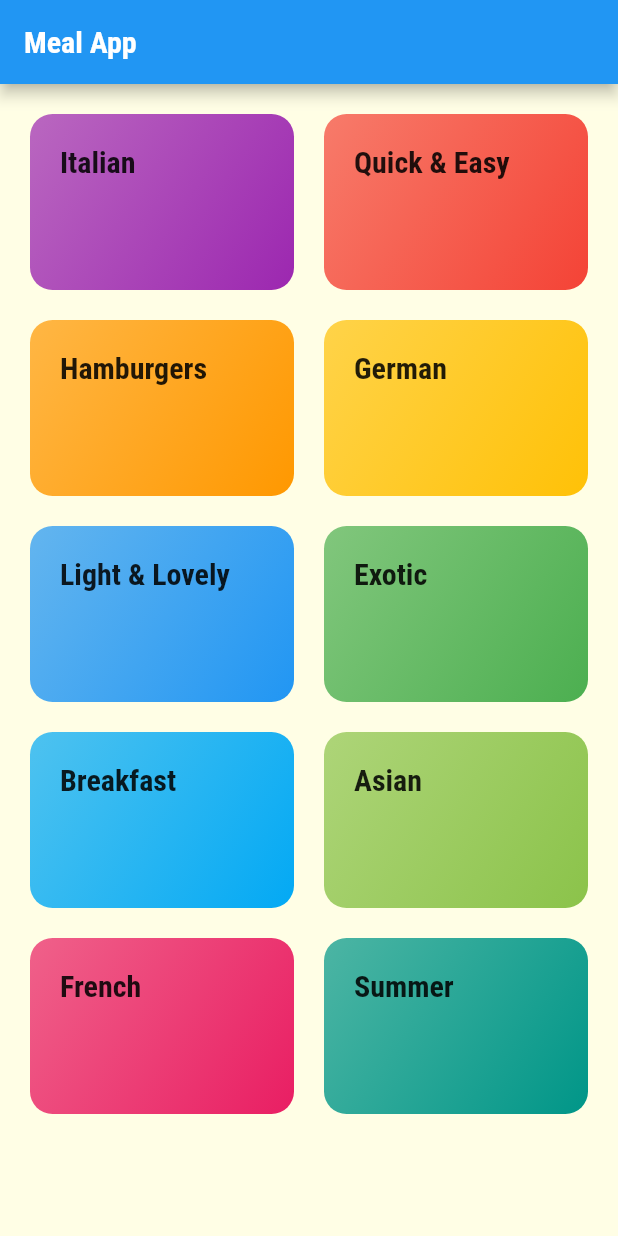
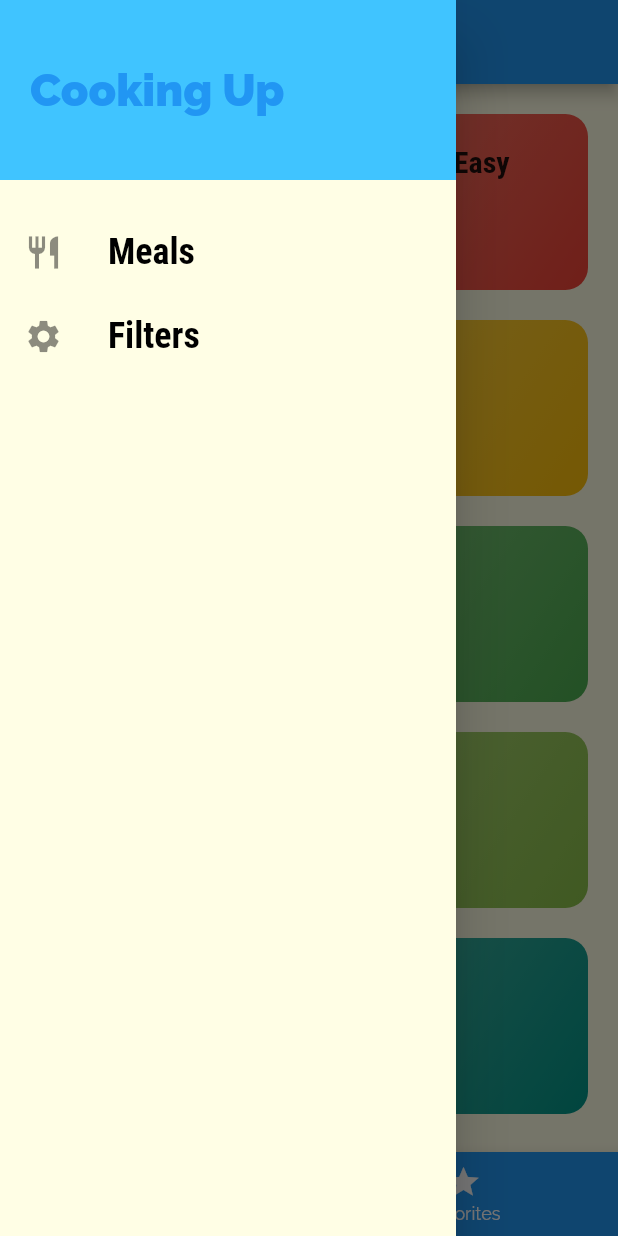
Before and after one commit to davdmoo/flutter_recipe_app, a Flutter app: the screen it shows after launch, with the side drawer open (before the commit the screen has no drawer), on a phone screen of 412 x 824 dp. Run offline on Flutter 3.47's test engine with Material 2 defaults, Android fonts, the light colour scheme and no system bars.

Commit message:
Add drawer

```diff
--- a/lib/main.dart
+++ b/lib/main.dart
@@ -1,8 +1,10 @@
 import 'package:flutter/material.dart';
 
+import "./screens/tabs_screen.dart";
 import './screens/categories_screen.dart';
 import './screens/category_meals_screen.dart';
 import "./screens/meal_detail_screen.dart";
+import "./screens/filters_screen.dart";
 
 void main() => runApp(MyApp());
 
@@ -22,8 +24,10 @@
           bodyText2: TextStyle(color: Colors.black),
         ),
       ),
-      home: CategoriesScreen(),
+      // home: CategoriesScreen(),
       routes: {
+        "/": (ctx) => TabsScreen(),
+        FiltersScreen.routeName: (ctx) => FiltersScreen(),
         CategoryMealsScreen.routeName: (ctx) => CategoryMealsScreen(),
         MealDetailScreen.routeName: (ctx) => MealDetailScreen(),
       },
--- a/lib/screens/categories_screen.dart
+++ b/lib/screens/categories_screen.dart
@@ -7,9 +7,7 @@ class CategoriesScreen extends StatelessWidget {
 
   @override
   Widget build(BuildContext context) {
-    return Scaffold(
-      appBar: AppBar(title: const Text("Meal App")),
-      body: GridView(
+    return GridView(
       padding: const EdgeInsets.all(20),
       children: DUMMY_CATEGORIES
         .map((cat) => CategoryItem(
@@ -23,7 +21,6 @@ class CategoriesScreen extends StatelessWidget {
         mainAxisSpacing: 20,
         crossAxisSpacing: 20,
       ),
-      ),
     );
   }
 }
--- /dev/null
+++ b/lib/screens/favorites_screen.dart
@@ -0,0 +1,9 @@
+import "package:flutter/material.dart";
+
+class FavoritesScreen extends StatelessWidget {
+
+  @override
+  Widget build(BuildContext context) {
+    return Center(child: Text("Favorites"));
+  }
+}
--- /dev/null
+++ b/lib/screens/filters_screen.dart
@@ -0,0 +1,20 @@
+import "package:flutter/material.dart";
+
+import "../widgets/main_drawer.dart";
+
+class FiltersScreen extends StatelessWidget {
+  static const routeName = "/filters";
+
+  @override
+  Widget build(BuildContext context) {
+    return Scaffold(
+      appBar: AppBar(
+        title: Text("Filters"),
+      ),
+      drawer: MainDrawer(),
+      body: Center(
+        child: Text("Filters"),
+      ),
+    );
+  }
+}
--- a/lib/screens/meal_detail_screen.dart
+++ b/lib/screens/meal_detail_screen.dart
@@ -1,4 +1,5 @@
 import "package:flutter/material.dart";
+
 import '../dummy_data.dart';
 
 class MealDetailScreen extends StatelessWidget {
--- /dev/null
+++ b/lib/screens/tabs_screen.dart
@@ -0,0 +1,59 @@
+import "package:flutter/material.dart";
+
+import "./categories_screen.dart";
+import "./favorites_screen.dart";
+import "../widgets/main_drawer.dart";
+
+class TabsScreen extends StatefulWidget {
+
+  @override
+  _TabsScreenState createState() => _TabsScreenState();
+}
+
+class _TabsScreenState extends State<TabsScreen> {
+  final List<Map<String, Object>> _pages = [
+    {
+      "page": CategoriesScreen(),
+      "title": "Categories",
+    },
+    {
+      "page": FavoritesScreen(),
+      "title": "Favorites",
+    },
+  ];
+  var _selectedPageIndex = 0;
+
+  void _selectPage(int index) { // auto receive index
+    setState(() {
+      _selectedPageIndex = index;
+    });
+  }
+
+  @override
+  Widget build(BuildContext context) {
+    return  Scaffold(
+      appBar: AppBar(
+        title: Text(_pages[_selectedPageIndex]["title"]),
+      ),
+      drawer: MainDrawer(),
+      body: _pages[_selectedPageIndex]["page"],
+      bottomNavigationBar: BottomNavigationBar(
+        onTap: _selectPage, // automatically sends index of the selected page
+        backgroundColor: Theme.of(context).primaryColor,
+        unselectedItemColor: Colors.white,
+        selectedItemColor: Theme.of(context).accentColor,
+        currentIndex: _selectedPageIndex,
+        items: [
+          BottomNavigationBarItem(
+            icon: Icon(Icons.category),
+            label: "Categories",
+          ),
+          BottomNavigationBarItem(
+            icon: Icon(Icons.star),
+            label: "Favorites",
+          ),
+        ],
+      ),
+    );
+  }
+}
--- /dev/null
+++ b/lib/widgets/main_drawer.dart
@@ -0,0 +1,52 @@
+import "package:flutter/material.dart";
+
+import "../screens/filters_screen.dart";
+
+class MainDrawer extends StatelessWidget {
+  Widget buildListTile(String title, IconData icon, Function tapHandler) {
+    return ListTile(
+      leading: Icon(icon, size: 26),
+      title: Text(
+        title,
+        style: TextStyle(
+          fontFamily: "RobotoCondensed",
+          fontSize: 24,
+          fontWeight: FontWeight.bold,
+        ),
+      ),
+      onTap: tapHandler,
+    );
+  }
+
+  @override
+  Widget build(BuildContext context) {
+    return Drawer(
+      child: Column(
+        children: <Widget>[
+          Container(
+            height: 120,
+            width: double.infinity,
+            padding: EdgeInsets.all(20),
+            alignment: Alignment.centerLeft,
+            color: Theme.of(context).accentColor,
+            child: Text(
+              "Cooking Up",
+              style: TextStyle(
+                fontWeight: FontWeight.w900,
+                fontSize: 30,
+                color: Theme.of(context).primaryColor,
+              ),
+            ),
+          ),
+          SizedBox(height: 20),
+          buildListTile("Meals", Icons.restaurant, () {
+            Navigator.of(context).pushReplacementNamed("/");
+          }),
+          buildListTile("Filters", Icons.settings, () {
+            Navigator.of(context).pushReplacementNamed(FiltersScreen.routeName);
+          }),
+        ],
+      )
+    );
+  }
+}
```
Lines whose indentation alone changed are shown as unchanged.
